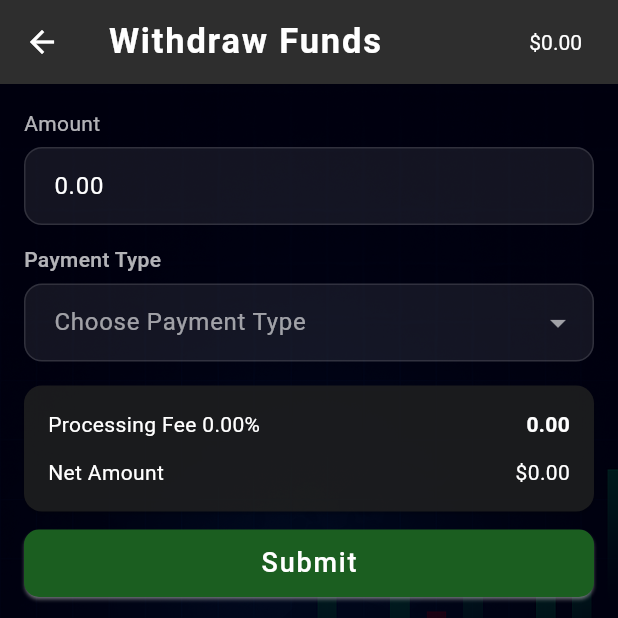
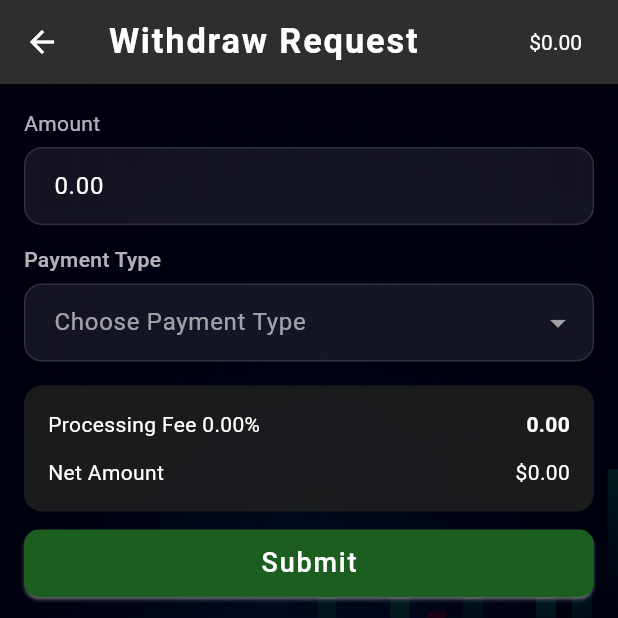
Before and after one commit to businessvivek3600/fx-crm, a Flutter app: the WithdrawRequestScreen screen opened directly, on a phone screen of 412 x 824 dp, the top half of it. Run offline on Flutter 3.47's test engine with Material 3 defaults, Android fonts, the phone set to English and light mode, and no system bars; our stand-ins replace awesome_dialog, country_picker, dio, firebase_core, firebase_messaging, fl_chart and 14 more; accounts and stored records are empty; network calls fail.

Commit message:
working on withdraw request

```diff
--- a/lib/view/component/drawer_component/component/funds/component/withdraw_request_screen.dart
+++ b/lib/view/component/drawer_component/component/funds/component/withdraw_request_screen.dart
@@ -32,7 +32,6 @@ class _WithdrawRequestScreenState extends State<WithdrawRequestScreen> {
   final accountKindKey = GlobalKey<FormFieldState<String>>();
   final _formKey = GlobalKey<FormState>();
 
-
   @override
   void initState() {
     // TODO: implement initState
@@ -43,7 +42,6 @@ class _WithdrawRequestScreenState extends State<WithdrawRequestScreen> {
     });
     amountController.text = controller.totalBalance.toString();
   }
-
 
   void _submit() async {
     if (_formKey.currentState?.validate() != true) {
@@ -70,8 +68,13 @@ class _WithdrawRequestScreenState extends State<WithdrawRequestScreen> {
       paymentType: paymentType,
     );
     if (requestId != null) {
-      Get.to(() => WithdrawOtpScreen(requestId: requestId, amount: amountController.text,
-        paymentType: accountKindController.text.trim() ?? '',));
+      Get.to(
+        () => WithdrawOtpScreen(
+          requestId: requestId,
+          amount: amountController.text,
+          paymentType: accountKindController.text.trim() ?? '',
+        ),
+      );
     }
     // If success is true, clear fields and navigate back
   }
@@ -85,9 +88,7 @@ class _WithdrawRequestScreenState extends State<WithdrawRequestScreen> {
 
   @override
   Widget build(BuildContext context) {
-    return WillPopScope(
-      onWillPop: () async => false,
-      child: BackgroundContainer(
+    return BackgroundContainer(
       child: Scaffold(
         backgroundColor: Colors.transparent,
         appBar: AppBar(
@@ -99,7 +100,7 @@ class _WithdrawRequestScreenState extends State<WithdrawRequestScreen> {
             mainAxisAlignment: MainAxisAlignment.spaceBetween,
             children: [
               const Text(
-                  "Withdraw Funds",
+                "Withdraw Request",
                 style: TextStyle(
                   fontWeight: FontWeight.bold,
                   letterSpacing: 1.2,
@@ -350,7 +351,6 @@ class _WithdrawRequestScreenState extends State<WithdrawRequestScreen> {
           ),
         ),
       ),
-      ),
     );
   }
 
```
Also changed, not shown: lib/view/component/drawer_component/component/funds/component/withdraw_otp.dart (+7 -7 lines). Lines whose indentation alone changed are shown as unchanged.
